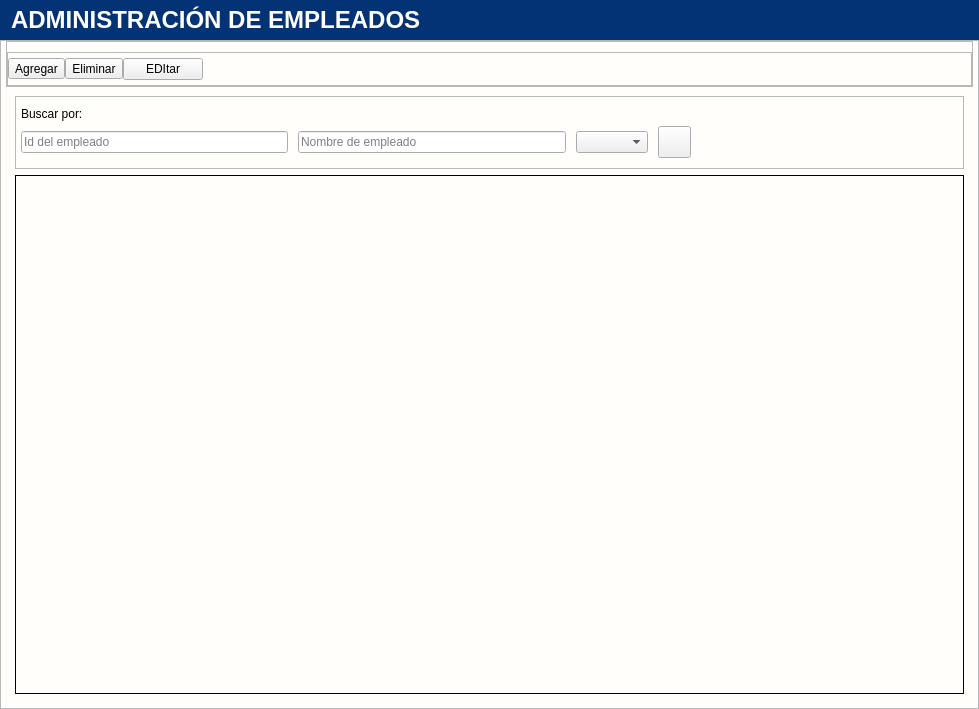
Before: the Qt Designer form app/View/UserInterfaceUi/UI_CONTROL_EMPLEADOS.ui in LAngelVp/software-punto-de-venta, drawn with Qt 5.
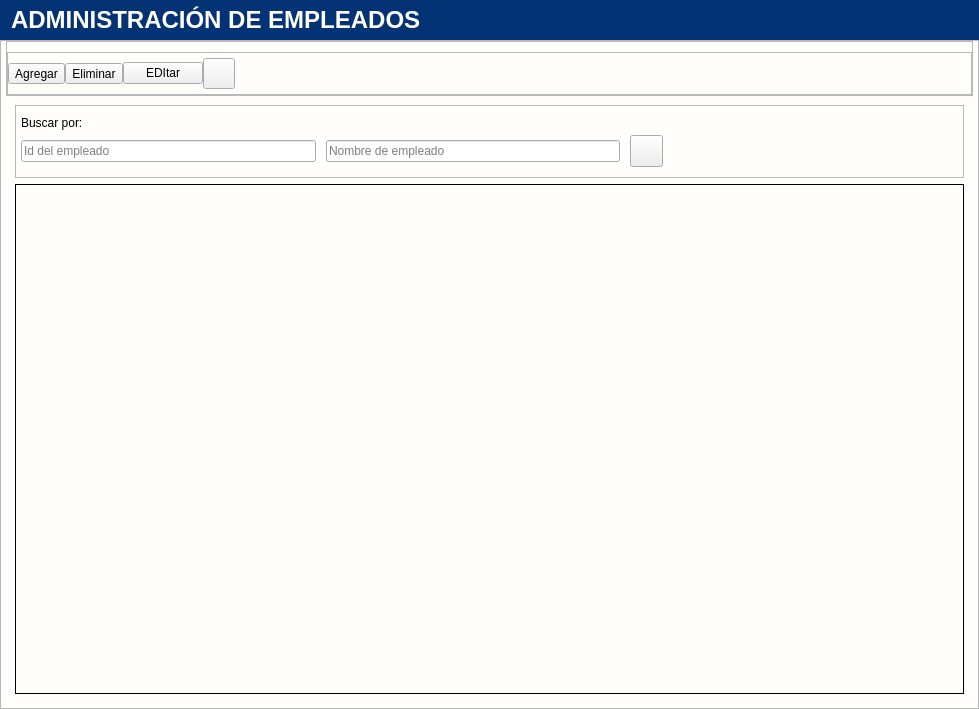
After: the same form once the commit is applied. Icons and pictures are not drawn.

Commit message: Termine la funcionalidad de agregar un empleado y mostrarlo en la tabla, ademas de refrescar la tabla de empleados y buscar por id o nombre

Diff of the .ui file:
```diff
--- a/app/View/UserInterfaceUi/UI_CONTROL_EMPLEADOS.ui
+++ b/app/View/UserInterfaceUi/UI_CONTROL_EMPLEADOS.ui
@@ -261,13 +261,6 @@
              <number>5</number>
             </property>
             <item row="1" column="2">
-             <widget class="QComboBox" name="cajaopciones_departamento">
-              <property name="sizeAdjustPolicy">
-               <enum>QComboBox::AdjustToContents</enum>
-              </property>
-             </widget>
-            </item>
-            <item row="1" column="3">
              <widget class="QToolButton" name="btn_btn_buscar">
               <property name="cursor">
                <cursorShape>PointingHandCursor</cursorShape>
@@ -287,7 +280,7 @@
               </property>
              </widget>
             </item>
-            <item row="1" column="4">
+            <item row="1" column="3">
              <spacer name="horizontalSpacer_2">
               <property name="orientation">
                <enum>Qt::Horizontal</enum>
@@ -469,6 +462,23 @@
               </property>
              </widget>
             </item>
+            <item>
+             <widget class="QToolButton" name="btn_btn_limpiar">
+              <property name="text">
+               <string/>
+              </property>
+              <property name="icon">
+               <iconset resource="../../Source/iconosSVG.qrc">
+                <normaloff>:/iconosBlancos/Icons/iconos/Blanco/actualizar_blanco.svg</normaloff>:/iconosBlancos/Icons/iconos/Blanco/actualizar_blanco.svg</iconset>
+              </property>
+              <property name="iconSize">
+               <size>
+                <width>24</width>
+                <height>24</height>
+               </size>
+              </property>
+             </widget>
+            </item>
             <item>
              <spacer name="horizontalSpacer">
               <property name="orientation">
```
Left out of the diff: 19 changed lines with no effect on the pictures. The commit also changes 21 other files.
